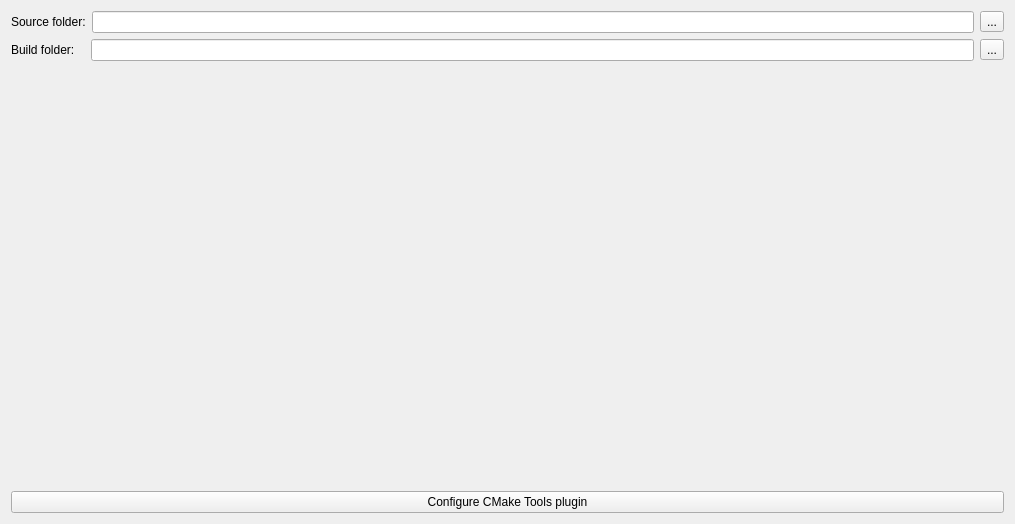
Before: the Qt Designer form addons/cmake-tools/cmaketoolswidget.ui in poa00/kate, drawn with Qt 5.
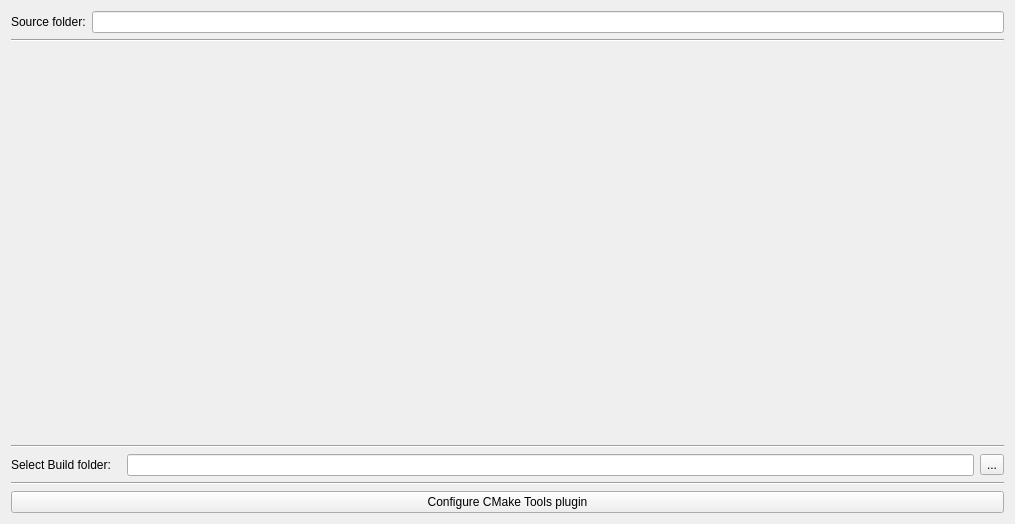
After: the same form once the commit is applied.

Commit message: formated the code and removed source folder edit option

Diff of the .ui file:
```diff
--- a/addons/cmake-tools/cmaketoolswidget.ui
+++ b/addons/cmake-tools/cmaketoolswidget.ui
@@ -26,35 +26,14 @@
      <item>
       <widget class="QLineEdit" name="sourceDirectoryPath"/>
      </item>
-     <item>
-      <widget class="QToolButton" name="selectSfolder">
-       <property name="text">
-        <string>...</string>
-       </property>
-      </widget>
-     </item>
     </layout>
    </item>
    <item>
-    <layout class="QHBoxLayout" name="horizontalLayout_3">
-     <item>
-      <widget class="QLabel" name="buildfolder">
-       <property name="text">
-        <string>Build folder:   </string>
-       </property>
-      </widget>
-     </item>
-     <item>
-      <widget class="QLineEdit" name="buildDirectoryPath"/>
-     </item>
-     <item>
-      <widget class="QToolButton" name="selectBfolder">
-       <property name="text">
-        <string>...</string>
-       </property>
-      </widget>
-     </item>
-    </layout>
+    <widget class="Line" name="line_2">
+     <property name="orientation">
+      <enum>Qt::Horizontal</enum>
+     </property>
+    </widget>
    </item>
    <item>
     <spacer name="verticalSpacer">
@@ -69,6 +48,41 @@
      </property>
     </spacer>
    </item>
+   <item>
+    <widget class="Line" name="line_3">
+     <property name="orientation">
+      <enum>Qt::Horizontal</enum>
+     </property>
+    </widget>
+   </item>
+   <item>
+    <layout class="QHBoxLayout" name="horizontalLayout_3">
+     <item>
+      <widget class="QLabel" name="buildfolder">
+       <property name="text">
+        <string>Select Build folder:   </string>
+       </property>
+      </widget>
+     </item>
+     <item>
+      <widget class="QLineEdit" name="buildDirectoryPath"/>
+     </item>
+     <item>
+      <widget class="QToolButton" name="selectBfolder">
+       <property name="text">
+        <string>...</string>
+       </property>
+      </widget>
+     </item>
+    </layout>
+   </item>
+   <item>
+    <widget class="Line" name="line">
+     <property name="orientation">
+      <enum>Qt::Horizontal</enum>
+     </property>
+    </widget>
+   </item>
    <item>
     <layout class="QHBoxLayout" name="horizontalLayout_2">
      <item>
```
The commit also changes 2 other files.
